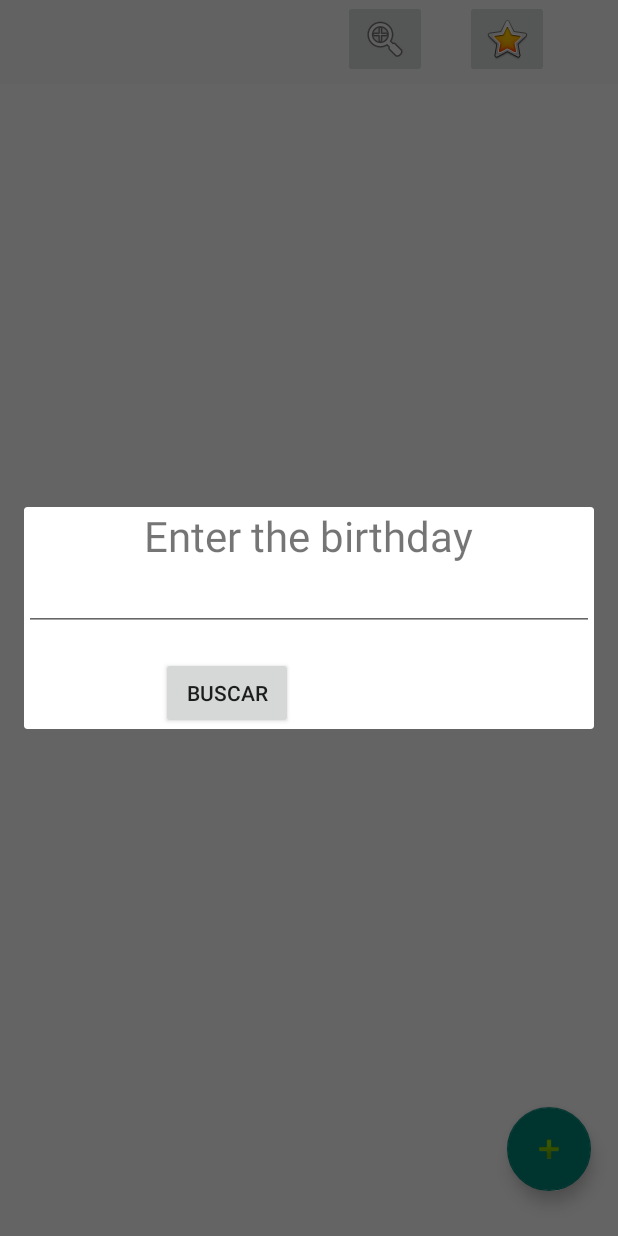
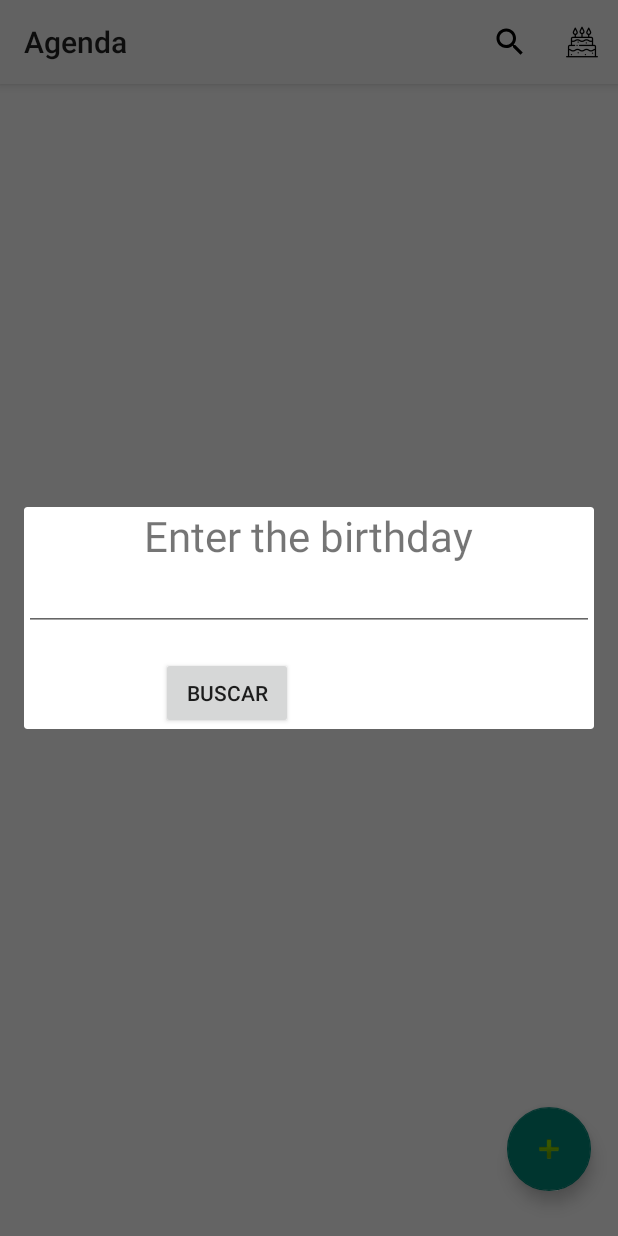
Before and after one commit to ivansc11/android-contactos, an Android app: the fragment BirthdaySearchDialog placed in its activity, on a phone screen of 412 x 824 dp. Run offline under Robolectric (Android 15) with nearby library versions, the phone set to English and light mode, and no system bars.

Commit message:
birthday and search functionality added

```diff
--- a/app/src/main/AndroidManifest.xml
+++ b/app/src/main/AndroidManifest.xml
@@ -9,6 +9,7 @@
         android:roundIcon="@mipmap/ic_launcher_round"
         android:supportsRtl="true"
         android:theme="@style/Theme.AppCompat.Light.NoActionBar">
+        <activity android:name=".BirthdaySearchActivity"></activity>
         <activity android:name=".LandingActivity">
             <intent-filter>
                 <action android:name="android.intent.action.MAIN" />
@@ -17,7 +18,7 @@
             </intent-filter>
         </activity>
         <activity android:name=".EditContactActivity" />
-        <activity android:name=".MainActivity"></activity>
+        <activity android:name=".MainActivity" />
         <activity android:name=".CreateContactActivity" />
     </application>
 
--- a/app/src/main/java/com/example/agenda/CreateContactActivity.java
+++ b/app/src/main/java/com/example/agenda/CreateContactActivity.java
@@ -45,7 +45,7 @@ public class CreateContactActivity extends AppCompatActivity {
             @Override
             public void onDateSet(DatePicker datePicker, int year, int month, int day) {
                 // +1 because January is zero
-                final String selectedDate = day + " / " + (month+1) + " / " + year;
+                final String selectedDate = day + "/" + (month+1) + "/" + year;
                 birthday.setText(selectedDate);
             }
         });
--- a/app/src/main/java/com/example/agenda/EditContactActivity.java
+++ b/app/src/main/java/com/example/agenda/EditContactActivity.java
@@ -69,7 +69,7 @@ public class EditContactActivity extends AppCompatActivity {
             @Override
             public void onDateSet(DatePicker datePicker, int year, int month, int day) {
                 // +1 because January is zero
-                final String selectedDate = day + " / " + (month+1) + " / " + year;
+                final String selectedDate = day + "/" + (month+1) + "/" + year;
                 birthday.setText(selectedDate);
             }
         });
--- a/app/src/main/java/com/example/agenda/MainActivity.java
+++ b/app/src/main/java/com/example/agenda/MainActivity.java
@@ -1,30 +1,31 @@
 package com.example.agenda;
 
 import android.content.Intent;
+import android.database.Cursor;
 import android.database.sqlite.SQLiteDatabase;
 import android.os.Bundle;
+import android.view.Menu;
+import android.view.MenuInflater;
+import android.view.MenuItem;
 import android.view.View;
+import android.view.inputmethod.EditorInfo;
 import android.widget.ImageButton;
 
 import androidx.appcompat.app.AppCompatActivity;
+import androidx.appcompat.widget.SearchView;
+import androidx.appcompat.widget.Toolbar;
 import androidx.recyclerview.widget.LinearLayoutManager;
 import androidx.recyclerview.widget.RecyclerView;
-
-import java.util.ArrayList;
 
 public class MainActivity extends AppCompatActivity {
 
     private RecyclerView recyclerView;
-    private RecyclerView.Adapter mAdapter;
+    private RecyclerAdapter mAdapter;
     private RecyclerView.LayoutManager layoutManager;
 
 
     private ImageButton mOpenBirthdaySearchButton;
 
-
-
-    ArrayList<String> testArray = new ArrayList<>();
-    ArrayList<String> testArrayNumbers = new ArrayList<>();;
 
     DBManager manager;
 
@@ -33,38 +34,86 @@ public class MainActivity extends AppCompatActivity {
     protected void onCreate(Bundle savedInstanceState) {
 
 
+
+
         super.onCreate(savedInstanceState);
         setContentView(R.layout.activity_main);
+
+        //Set the toolbar
+        Toolbar myToolbar = (Toolbar) findViewById(R.id.toolbar);
+        setSupportActionBar(myToolbar);
+
+        manager = new DBManager(this);
+        SQLiteDatabase db = manager.getReadableDatabase();
+
+        // use a linear layout manager
+        layoutManager = new LinearLayoutManager(this);
+
+        setUpRecyclerView(manager.getAllContacts());
+
+        Cursor results = manager.getContactsByBirthday("16/10/2019");
+
+
+    }
+
+    public void setUpRecyclerView(Cursor cursor){
         recyclerView = (RecyclerView) findViewById(R.id.recycler_view);
         // use this setting to improve performance if you know that changes
         // in content do not change the layout size of the RecyclerView
         recyclerView.setHasFixedSize(true);
 
-        // use a linear layout manager
-        layoutManager = new LinearLayoutManager(this);
-
-
         recyclerView.setLayoutManager(layoutManager);
 
-        manager = new DBManager(this);
-        SQLiteDatabase db = manager.getReadableDatabase();
-
-
         // specify an adapter (see also next example)
-        mAdapter = new RecyclerAdapter(manager.getAllContacts());
+        mAdapter = new RecyclerAdapter(cursor);
         recyclerView.setAdapter(mAdapter);
 
     }
-    public void setBirthdayDate(){
 
+    @Override
+    public boolean onCreateOptionsMenu(Menu menu) {
+        MenuInflater inflater = getMenuInflater();
+        inflater.inflate(R.menu.menu, menu);
+
+        MenuItem searchItem = menu.findItem(R.id.svContactSearch);
+        SearchView searchView = (SearchView) searchItem.getActionView();
+
+        searchView.setImeOptions(EditorInfo.IME_ACTION_DONE);
+
+        searchView.setOnQueryTextListener(new SearchView.OnQueryTextListener() {
+            @Override
+            public boolean onQueryTextSubmit(String query) {
+                return false;
+            }
+
+            @Override
+            public boolean onQueryTextChange(String newText) {
+                mAdapter.getFilter().filter(newText);
+                return false;
+            }
+        });
+        return true;
     }
+    @Override
+    public boolean onOptionsItemSelected(MenuItem item) {
+        // Handle item selection
+        switch (item.getItemId()) {
+            case R.id.btnBirthdaySearch:
+                showBirthdaySearchDialog();
+                return true;
+
+            default:
+                return super.onOptionsItemSelected(item);
+        }
+    }
+
     public void addContactIntent(View view){
         Intent intent = new Intent(this, CreateContactActivity.class);
 
         startActivity(intent);
 
     }
-    public void showBirthdaySearchDialog(View view){
+    public void showBirthdaySearchDialog(){
         BirthdaySearchDialog dialog = new BirthdaySearchDialog();
         dialog.show(getSupportFragmentManager(), "BirthdayDialog");
     }
--- a/app/src/main/java/com/example/agenda/RecyclerAdapter.java
+++ b/app/src/main/java/com/example/agenda/RecyclerAdapter.java
@@ -3,64 +3,46 @@ package com.example.agenda;
 import android.content.Context;
 import android.content.Intent;
 import android.database.Cursor;
-import android.util.Log;
 import android.view.LayoutInflater;
-import android.view.MotionEvent;
 import android.view.View;
 import android.view.ViewGroup;
-import android.widget.Button;
+import android.widget.Filter;
+import android.widget.Filterable;
 import android.widget.ImageButton;
 import android.widget.ImageView;
 import android.widget.RelativeLayout;
 import android.widget.TextView;
-import android.widget.Toast;
-
 
 import androidx.recyclerview.widget.RecyclerView;
 
+import java.util.ArrayList;
+import java.util.List;
 
-
-import java.util.ArrayList;
-
-import static androidx.core.content.ContextCompat.startActivity;
-
-public class RecyclerAdapter extends RecyclerView.Adapter<RecyclerAdapter.MyViewHolder> {
-
-    private Cursor queryRequest;
+public class RecyclerAdapter extends RecyclerView.Adapter<RecyclerAdapter.MyViewHolder> implements Filterable {
 
 
 
 
-    private ArrayList<Contact> mContacts = new ArrayList<>();
-
-    private ArrayList<String> mContactImages;
-    private ArrayList<String> mContactName;
-    private ArrayList<String> mContactSurname;
-    private ArrayList<String> mContactNumber;
 
 
-    // Provide a suitable constructor (depends on the kind of dataset)
-    public RecyclerAdapter(ArrayList<String> mContactImages, ArrayList<String> mContactNumber, ArrayList<String> mContactName) {
-        this.mContactImages = mContactImages;
-        this.mContactNumber = mContactNumber;
-        this.mContactName = mContactName;
-    }
+    private ArrayList<Contact> mContactsFull = new ArrayList<>();
+    private ArrayList<Contact> mContacts;
+
+
 
     public RecyclerAdapter(Cursor queryRequest) {
-        this.queryRequest = queryRequest;
+        //Parses the data on the db and adds it to mContactsFull
         ParseData(queryRequest);
+        mContacts = new ArrayList<>(mContactsFull);
     }
 
     public void ParseData(Cursor queryRequest){
 
-
         String[] a = queryRequest.getColumnNames();
-
-
 
         for(queryRequest.moveToFirst(); !queryRequest.isAfterLast(); queryRequest.moveToNext())
         {
-            mContacts.add(
+            mContactsFull.add(
                     new Contact(
                     queryRequest.getInt(queryRequest.getColumnIndex("_id")),
                     queryRequest.getString(queryRequest.getColumnIndex("name")),
@@ -72,15 +54,12 @@ public class RecyclerAdapter extends RecyclerView.Adapter<RecyclerAdapter.MyView
 
     }
 
-    public RecyclerAdapter(ArrayList<String> mContactNumber, ArrayList<String> mContactName) {
-         this.mContactNumber = mContactNumber;
-         // Provide a reference to the views for each data item
-         this.mContactName = mContactName;
-         // Complex data items may need more than one view per item, and
+    @Override
+    public Filter getFilter() {
+        return mFilter;
+    }
 
-         // you provide access to all the views for a data item in a view holder
-     }
-     public static class MyViewHolder extends RecyclerView.ViewHolder {
+    public static class MyViewHolder extends RecyclerView.ViewHolder {
 
         Contact contact;
 
@@ -138,9 +117,9 @@ public class RecyclerAdapter extends RecyclerView.Adapter<RecyclerAdapter.MyView
                 mContext.startActivity(intent);
             }
         });
-        Log.d("Creating","Binding elements");
+
+
         holder.contact = mContacts.get(position);
-
         holder.textViewName.setText(mContacts.get(position).getName());
         holder.textViewSurname.setText(mContacts.get(position).getSurname());
         holder.textViewNumber.setText(mContacts.get(position).getPhoneNumber());
@@ -152,6 +131,35 @@ public class RecyclerAdapter extends RecyclerView.Adapter<RecyclerAdapter.MyView
         return mContacts.size();
     }
 
+    private Filter mFilter = new Filter() {
+        @Override
+        protected FilterResults performFiltering(CharSequence constraint) {
+            List<Contact> filteredList = new ArrayList<>();
 
+            if (constraint == null || constraint.length() == 0) {
+                filteredList.addAll(mContactsFull);
+            } else {
+                String filterPattern = constraint.toString().toLowerCase().trim();
+
+                for (Contact contact : mContactsFull) {
+                    if (contact.getName().concat(" " + contact.getSurname()).toLowerCase().contains(filterPattern)) {
+                        filteredList.add(contact);
+                    }
+                }
+            }
+
+            FilterResults results = new FilterResults();
+            results.values = filteredList;
+
+            return results;
+        }
+
+        @Override
+        protected void publishResults(CharSequence constraint, FilterResults results) {
+            mContacts.clear();
+            mContacts.addAll((List) results.values);
+            notifyDataSetChanged();
+        }
+    };
 
 }
--- /dev/null
+++ b/app/src/main/res/drawable/ic_search_black_24dp.xml
@@ -0,0 +1,9 @@
+<vector xmlns:android="http://schemas.android.com/apk/res/android"
+        android:width="24dp"
+        android:height="24dp"
+        android:viewportWidth="24.0"
+        android:viewportHeight="24.0">
+    <path
+        android:fillColor="#FF000000"
+        android:pathData="M15.5,14h-0.79l-0.28,-0.27C15.41,12.59 16,11.11 16,9.5 16,5.91 13.09,3 9.5,3S3,5.91 3,9.5 5.91,16 9.5,16c1.61,0 3.09,-0.59 4.23,-1.57l0.27,0.28v0.79l5,4.99L20.49,19l-4.99,-5zM9.5,14C7.01,14 5,11.99 5,9.5S7.01,5 9.5,5 14,7.01 14,9.5 11.99,14 9.5,14z"/>
+</vector>
--- a/app/src/main/res/layout/activity_main.xml
+++ b/app/src/main/res/layout/activity_main.xml
@@ -1,7 +1,19 @@
 <?xml version="1.0" encoding="utf-8"?>
 <RelativeLayout xmlns:android="http://schemas.android.com/apk/res/android"
     xmlns:app="http://schemas.android.com/apk/res-auto"
+    xmlns:tools="http://schemas.android.com/tools"
     android:layout_width="match_parent" android:layout_height="match_parent">
+
+
+    <androidx.appcompat.widget.Toolbar
+        android:id="@+id/toolbar"
+        android:layout_width="match_parent"
+        android:layout_height="?attr/actionBarSize"
+        android:background="?attr/colorPrimary"
+        android:elevation="4dp"
+        android:theme="@style/ThemeOverlay.AppCompat.ActionBar"
+        app:popupTheme="@style/ThemeOverlay.AppCompat.Light"/>
+
 
 
     <androidx.recyclerview.widget.RecyclerView
@@ -12,10 +24,11 @@
         android:layout_alignParentBottom="true"
         android:layout_marginStart="0dp"
         android:layout_marginBottom="2dp"
-        android:scrollbars="vertical" />
+        android:scrollbars="vertical"
+        tools:itemCount="11" />
 
     <com.google.android.material.floatingactionbutton.FloatingActionButton
-        android:id="@+id/btnBirthdaySearch"
+        android:id="@+id/btnAddContact"
         android:layout_width="wrap_content"
         android:layout_height="wrap_content"
         android:layout_alignParentEnd="true"
@@ -26,30 +39,7 @@
         android:onClick="addContactIntent"
         app:srcCompat="@android:drawable/ic_input_add" />
 
-    <androidx.appcompat.widget.Toolbar
-        android:id="@+id/toolbar4"
-        android:layout_width="match_parent"
-        android:layout_height="wrap_content"
-        android:background="?attr/colorPrimary"
-        android:minHeight="?attr/actionBarSize"
-        android:theme="?attr/actionBarTheme" />
 
-    <ImageButton
-        android:id="@+id/btnBirthdaySearch"
-        android:layout_width="wrap_content"
-        android:layout_height="wrap_content"
-        android:layout_alignEnd="@+id/toolbar4"
-        android:layout_marginEnd="46dp"
-        android:onClick="showBirthdaySearchDialog"
-        app:srcCompat="@android:drawable/btn_star_big_on" />
-
-    <ImageButton
-        android:id="@+id/imageButton3"
-        android:layout_width="wrap_content"
-        android:layout_height="wrap_content"
-        android:layout_alignEnd="@+id/toolbar4"
-        android:layout_marginEnd="127dp"
-        app:srcCompat="@android:drawable/ic_menu_zoom" />
 
 
 </RelativeLayout>
--- a/app/src/main/res/layout/layout_dialog.xml
+++ b/app/src/main/res/layout/layout_dialog.xml
@@ -30,7 +30,6 @@
         android:maxLines="1" />
 
 
-
     <Button
         android:id="@+id/btnSearch"
         android:layout_width="wrap_content"
@@ -39,6 +38,7 @@
         android:layout_alignParentStart="true"
         android:layout_marginStart="91dp"
         android:layout_marginTop="17dp"
+        android:onClick="filterBirthdayContacts"
         android:text="Buscar" />
 
 </RelativeLayout>
--- a/app/src/main/res/menu/menu.xml
+++ b/app/src/main/res/menu/menu.xml
@@ -1,9 +1,19 @@
 <?xml version="1.0" encoding="utf-8"?>
 <menu xmlns:android="http://schemas.android.com/apk/res/android"
     xmlns:app="http://schemas.android.com/apk/res-auto">
+
+
+
     <item
-        android:id="@+id/action_settings"
-        android:orderInCategory="100"
-        android:title="@string/action_settings"
-        app:showAsAction="never" />
+        android:id="@+id/svContactSearch"
+        android:icon="@drawable/ic_search_black_24dp"
+        android:title="Search"
+        app:actionViewClass="androidx.appcompat.widget.SearchView"
+        app:showAsAction="ifRoom|collapseActionView"
+        />
+    <item
+        android:id="@+id/btnBirthdaySearch"
+        android:icon="@mipmap/cake"
+        android:title="Item"
+        app:showAsAction="always" />
 </menu>
--- a/app/src/main/res/values/strings.xml
+++ b/app/src/main/res/values/strings.xml
@@ -107,4 +107,5 @@
     <string name="menu_tools">Tools</string>
     <string name="menu_share">Share</string>
     <string name="menu_send">Send</string>
+    <string name="search_contact">Buscar contacto</string>
 </resources>
```
Also changed, not shown: app/src/main/java/com/example/agenda/BirthdaySearchActivity.java (added, +49 -0 lines), app/src/main/java/com/example/agenda/BirthdaySearchDialog.java (+11 -5 lines), app/src/main/java/com/example/agenda/DBManager.java (+4 -38 lines), app/src/main/res/layout/activity_birthday_search.xml (added, +23 -0 lines), app/src/main/res/menu/menu_activity_contact_detail.xml (deleted, +0 -10 lines), app/src/main/res/mipmap-hdpi/cake.png (added).
